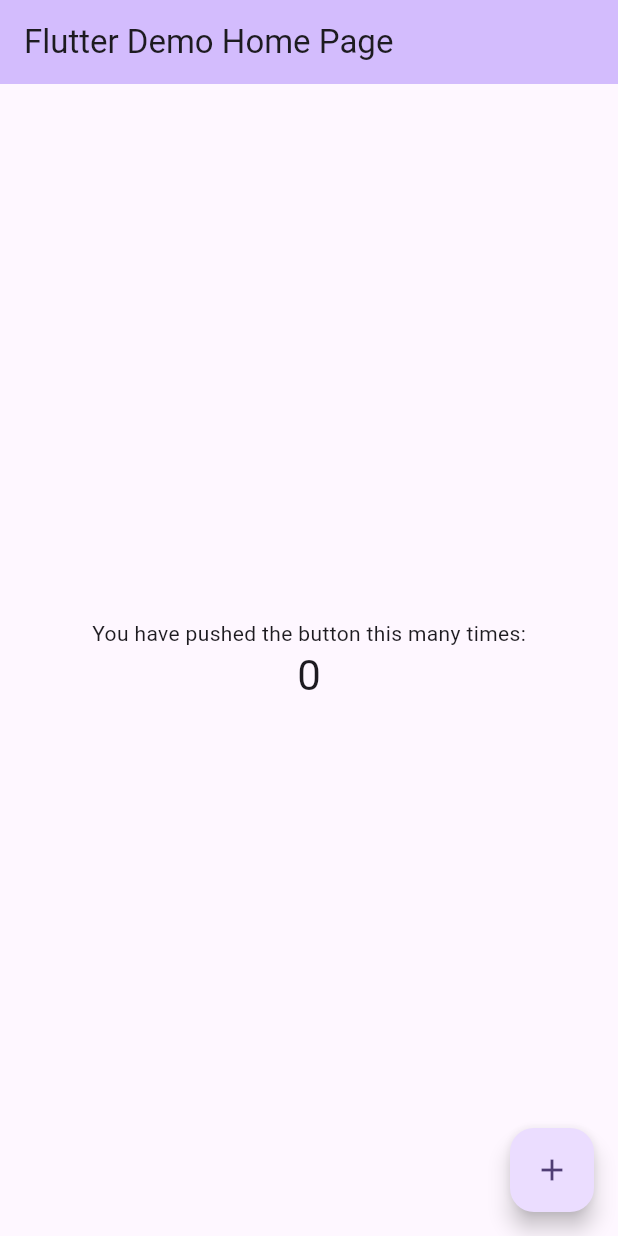
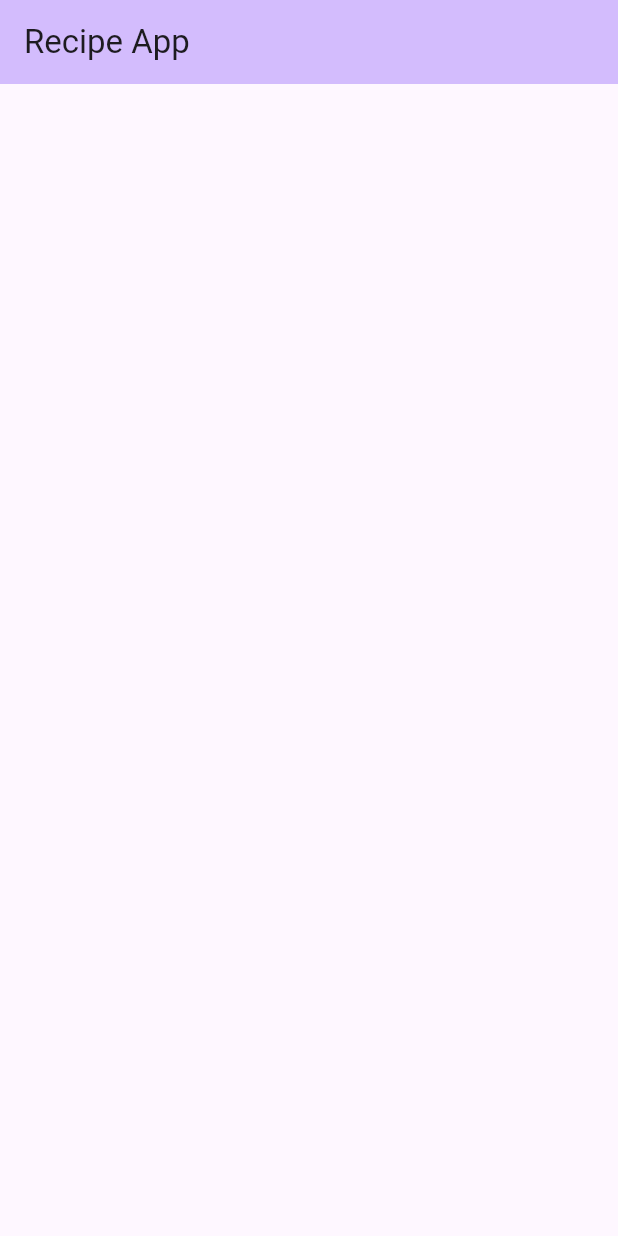
Before and after one commit to Ed-Zheng/MAD_cw2, a Flutter app: the screen it shows after launch, on a phone screen of 412 x 824 dp. Run offline on Flutter 3.47's test engine with Material 3 defaults, Android fonts, the phone set to English and light mode, and no system bars.

Commit message:
Cleans up code and renames title

```diff
--- a/lib/main.dart
+++ b/lib/main.dart
@@ -7,45 +7,20 @@ void main() {
 class MyApp extends StatelessWidget {
   const MyApp({super.key});
 
-  // This widget is the root of your application.
   @override
   Widget build(BuildContext context) {
     return MaterialApp(
-      title: 'Flutter Demo',
+      title: 'Recipe App',
       theme: ThemeData(
-        // This is the theme of your application.
-        //
-        // TRY THIS: Try running your application with "flutter run". You'll see
-        // the application has a purple toolbar. Then, without quitting the app,
-        // try changing the seedColor in the colorScheme below to Colors.green
-        // and then invoke "hot reload" (save your changes or press the "hot
-        // reload" button in a Flutter-supported IDE, or press "r" if you used
-        // the command line to start the app).
-        //
-        // Notice that the counter didn't reset back to zero; the application
-        // state is not lost during the reload. To reset the state, use hot
-        // restart instead.
-        //
-        // This works for code too, not just values: Most code changes can be
-        // tested with just a hot reload.
         colorScheme: ColorScheme.fromSeed(seedColor: Colors.deepPurple),
       ),
-      home: const MyHomePage(title: 'Flutter Demo Home Page'),
+      home: const MyHomePage(title: 'Recipe App'),
     );
   }
 }
 
 class MyHomePage extends StatefulWidget {
   const MyHomePage({super.key, required this.title});
-
-  // This widget is the home page of your application. It is stateful, meaning
-  // that it has a State object (defined below) that contains fields that affect
-  // how it looks.
-
-  // This class is the configuration for the state. It holds the values (in this
-  // case the title) provided by the parent (in this case the App widget) and
-  // used by the build method of the State. Fields in a Widget subclass are
-  // always marked "final".
 
   final String title;
 
@@ -54,69 +29,18 @@ class MyHomePage extends StatefulWidget {
 }
 
 class _MyHomePageState extends State<MyHomePage> {
-  int _counter = 0;
-
-  void _incrementCounter() {
-    setState(() {
-      // This call to setState tells the Flutter framework that something has
-      // changed in this State, which causes it to rerun the build method below
-      // so that the display can reflect the updated values. If we changed
-      // _counter without calling setState(), then the build method would not be
-      // called again, and so nothing would appear to happen.
-      _counter++;
-    });
-  }
 
   @override
   Widget build(BuildContext context) {
-    // This method is rerun every time setState is called, for instance as done
-    // by the _incrementCounter method above.
-    //
-    // The Flutter framework has been optimized to make rerunning build methods
-    // fast, so that you can just rebuild anything that needs updating rather
-    // than having to individually change instances of widgets.
+
     return Scaffold(
       appBar: AppBar(
-        // TRY THIS: Try changing the color here to a specific color (to
-        // Colors.amber, perhaps?) and trigger a hot reload to see the AppBar
-        // change color while the other colors stay the same.
         backgroundColor: Theme.of(context).colorScheme.inversePrimary,
-        // Here we take the value from the MyHomePage object that was created by
-        // the App.build method, and use it to set our appbar title.
         title: Text(widget.title),
       ),
       body: Center(
-        // Center is a layout widget. It takes a single child and positions it
-        // in the middle of the parent.
-        child: Column(
-          // Column is also a layout widget. It takes a list of children and
-          // arranges them vertically. By default, it sizes itself to fit its
-          // children horizontally, and tries to be as tall as its parent.
-          //
-          // Column has various properties to control how it sizes itself and
-          // how it positions its children. Here we use mainAxisAlignment to
-          // center the children vertically; the main axis here is the vertical
-          // axis because Columns are vertical (the cross axis would be
-          // horizontal).
-          //
-          // TRY THIS: Invoke "debug painting" (choose the "Toggle Debug Paint"
-          // action in the IDE, or press "p" in the console), to see the
-          // wireframe for each widget.
-          mainAxisAlignment: MainAxisAlignment.center,
-          children: <Widget>[
-            const Text('You have pushed the button this many times:'),
-            Text(
-              '$_counter',
-              style: Theme.of(context).textTheme.headlineMedium,
-            ),
-          ],
-        ),
-      ),
-      floatingActionButton: FloatingActionButton(
-        onPressed: _incrementCounter,
-        tooltip: 'Increment',
-        child: const Icon(Icons.add),
-      ), // This trailing comma makes auto-formatting nicer for build methods.
+
+      )
     );
   }
 }
```
